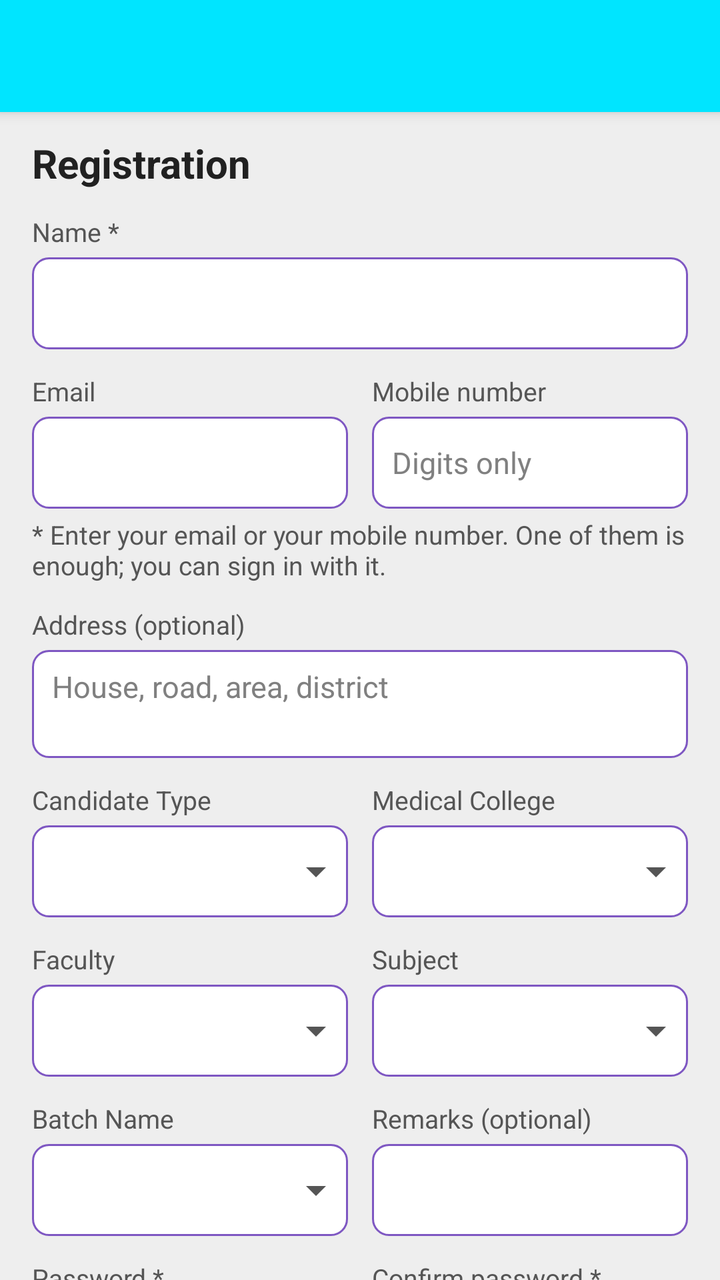
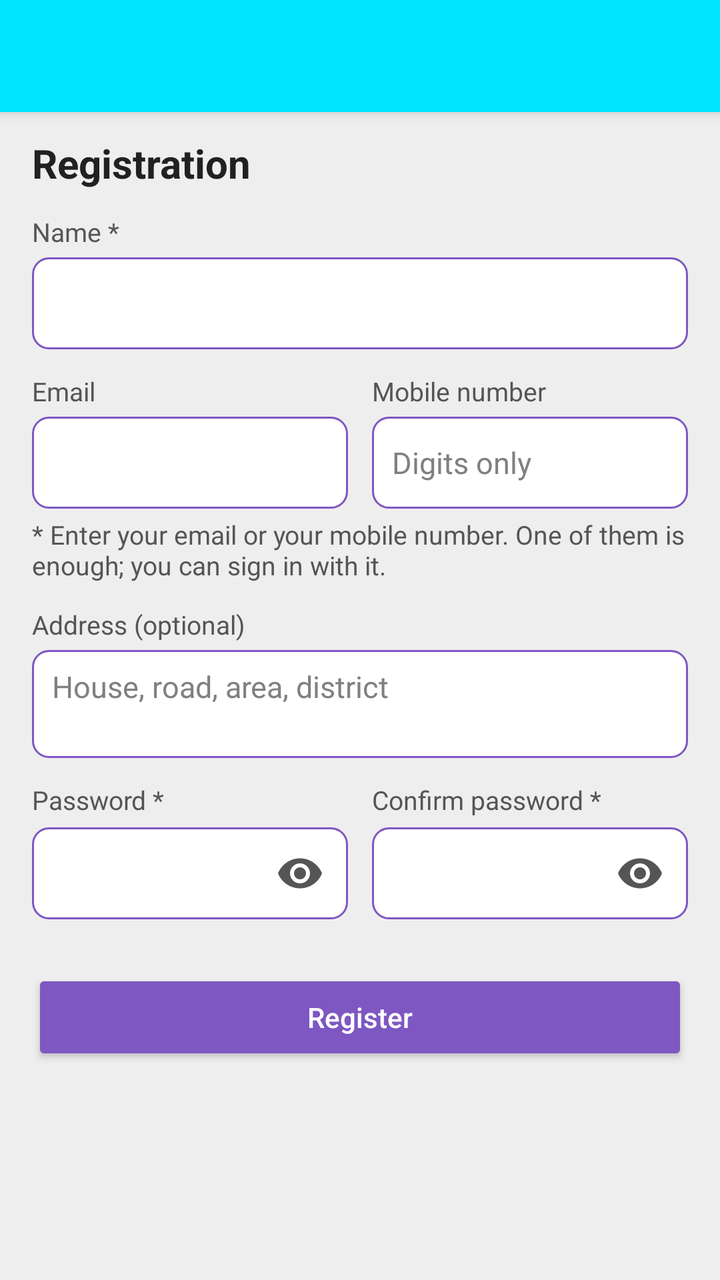

The first picture is an Android layout as it rendered before a commit; the second is the same layout after the commit. The layout source and the unified diff follow.
<!-- AndroidManifest.xml: activity theme AppTheme.Dark -->
<!-- res/layout/activity_sign_up.xml -->
<?xml version="1.0" encoding="utf-8"?>
<androidx.coordinatorlayout.widget.CoordinatorLayout xmlns:android="http://schemas.android.com/apk/res/android"
    xmlns:app="http://schemas.android.com/apk/res-auto"
    android:layout_width="match_parent"
    android:layout_height="match_parent"
    android:fitsSystemWindows="true">

    <com.google.android.material.appbar.AppBarLayout
        android:layout_width="match_parent"
        android:layout_height="wrap_content"
        android:theme="@style/AppTheme.AppBarOverlay">

        <androidx.appcompat.widget.Toolbar
            android:id="@+id/toolbar"
            android:layout_width="match_parent"
            android:layout_height="?attr/actionBarSize"
            android:background="?attr/colorPrimary"
            app:popupTheme="@style/AppTheme.PopupOverlay" />

    </com.google.android.material.appbar.AppBarLayout>

    <androidx.core.widget.NestedScrollView
        android:layout_width="match_parent"
        android:layout_height="match_parent"
        app:layout_behavior="@string/appbar_scrolling_view_behavior">

        <LinearLayout
            android:layout_width="match_parent"
            android:layout_height="wrap_content"
            android:focusable="true"
            android:focusableInTouchMode="true"
            android:orientation="vertical"
            android:paddingBottom="24dp"
            android:paddingLeft="16dp"
            android:paddingRight="16dp"
            android:paddingTop="12dp">

            <TextView
                android:layout_width="match_parent"
                android:layout_height="wrap_content"
                android:text="@string/lbl_registration"
                android:textColor="@color/text_color_primary"
                android:textSize="@dimen/text_size_large"
                android:textStyle="bold" />

            <TextView
                android:id="@+id/tvSignUpError"
                android:layout_width="match_parent"
                android:layout_height="wrap_content"
                android:layout_marginTop="8dp"
                android:gravity="center"
                android:textColor="@color/orange_red"
                android:textSize="@dimen/text_size_small"
                android:visibility="gone" />

            
            <TextView
                style="@style/FormLabel"
                android:text="@string/lbl_name_required" />

            <EditText
                android:id="@+id/input_name"
                style="@style/FormInput"
                android:inputType="textPersonName|textCapWords" />

            
            <LinearLayout
                android:layout_width="match_parent"
                android:layout_height="wrap_content"
                android:baselineAligned="false"
                android:orientation="horizontal">

                <LinearLayout style="@style/FormColumnStart">

                    <TextView
                        style="@style/FormLabel"
                        android:text="@string/lbl_email_or_mobile_email" />

                    <EditText
                        android:id="@+id/input_email"
                        style="@style/FormInput"
                        android:inputType="textEmailAddress" />
                </LinearLayout>

                <LinearLayout style="@style/FormColumnEnd">

                    <TextView
                        style="@style/FormLabel"
                        android:text="@string/lbl_email_or_mobile_mobile" />

                    <EditText
                        android:id="@+id/input_phone"
                        style="@style/FormInput"
                        android:digits="0123456789"
                        android:hint="@string/hint_digits_only"
                        android:inputType="number"
                        android:maxLength="15" />
                </LinearLayout>
            </LinearLayout>

            
            <TextView
                android:id="@+id/tvContactNote"
                android:layout_width="match_parent"
                android:layout_height="wrap_content"
                android:layout_marginTop="4dp"
                android:text="@string/lbl_email_or_mobile_note"
                android:textColor="@color/text_color_secondary"
                android:textSize="13sp" />

            
            <TextView
                style="@style/FormLabel"
                android:text="@string/lbl_address_optional" />

            <EditText
                android:id="@+id/input_address"
                style="@style/FormInput"
                android:gravity="top|start"
                android:hint="@string/hint_address"
                android:inputType="textPostalAddress|textMultiLine|textCapWords"
                android:maxLength="500"
                android:minLines="2" />

            
            <LinearLayout
                android:layout_width="match_parent"
                android:layout_height="wrap_content"
                android:baselineAligned="false"
                android:orientation="horizontal">

                <LinearLayout style="@style/FormColumnStart">

                    <TextView
                        style="@style/FormLabel"
                        android:text="@string/lbl_candidate_type" />

                    <FrameLayout style="@style/FormSpinnerBox">

                        <Spinner
                            android:id="@+id/spCategory"
                            style="@style/FormSpinner" />

                        <ImageView style="@style/FormSpinnerArrow" />
                    </FrameLayout>
                </LinearLayout>

                <LinearLayout style="@style/FormColumnEnd">

                    <TextView
                        style="@style/FormLabel"
                        android:text="@string/lbl_medical_college" />

                    <FrameLayout style="@style/FormSpinnerBox">

                        <Spinner
                            android:id="@+id/spMedicalCollege"
                            style="@style/FormSpinner" />

                        <ImageView style="@style/FormSpinnerArrow" />
                    </FrameLayout>
                </LinearLayout>
            </LinearLayout>

            
            <LinearLayout
                android:layout_width="match_parent"
                android:layout_height="wrap_content"
                android:baselineAligned="false"
                android:orientation="horizontal">

                <LinearLayout style="@style/FormColumnStart">

                    <TextView
                        style="@style/FormLabel"
                        android:text="@string/lbl_faculty" />

                    <FrameLayout style="@style/FormSpinnerBox">

                        <Spinner
                            android:id="@+id/spFaculty"
                            style="@style/FormSpinner" />

                        <ImageView style="@style/FormSpinnerArrow" />
                    </FrameLayout>
                </LinearLayout>

                <LinearLayout style="@style/FormColumnEnd">

                    <TextView
                        style="@style/FormLabel"
                        android:text="@string/lbl_subject" />

                    <FrameLayout style="@style/FormSpinnerBox">

                        <Spinner
                            android:id="@+id/spDepartment"
                            style="@style/FormSpinner" />

                        <ImageView style="@style/FormSpinnerArrow" />
                    </FrameLayout>
                </LinearLayout>
            </LinearLayout>

            
            <LinearLayout
                android:layout_width="match_parent"
                android:layout_height="wrap_content"
                android:baselineAligned="false"
                android:orientation="horizontal">

                <LinearLayout style="@style/FormColumnStart">

                    <TextView
                        style="@style/FormLabel"
                        android:text="@string/lbl_batch_name" />

                    <FrameLayout style="@style/FormSpinnerBox">

                        <Spinner
                            android:id="@+id/spBatch"
                            style="@style/FormSpinner" />

                        <ImageView style="@style/FormSpinnerArrow" />
                    </FrameLayout>
                </LinearLayout>

                <LinearLayout style="@style/FormColumnEnd">

                    <TextView
                        style="@style/FormLabel"
                        android:text="@string/lbl_remarks_optional" />

                    <EditText
                        android:id="@+id/input_remarks"
                        style="@style/FormInput"
                        android:inputType="textCapSentences" />
                </LinearLayout>
            </LinearLayout>

            
            <LinearLayout
                android:layout_width="match_parent"
                android:layout_height="wrap_content"
                android:baselineAligned="false"
                android:orientation="horizontal">

                <LinearLayout style="@style/FormColumnStart">

                    <TextView
                        style="@style/FormLabel"
                        android:text="@string/lbl_password_required" />

                    <com.google.android.material.textfield.TextInputLayout
                        android:layout_width="match_parent"
                        android:layout_height="wrap_content"
                        app:endIconMode="password_toggle"
                        app:endIconTint="@color/text_color_secondary"
                        app:hintEnabled="false">

                        <EditText
                            android:id="@+id/input_password"
                            style="@style/FormInput"
                            android:inputType="textPassword" />
                    </com.google.android.material.textfield.TextInputLayout>
                </LinearLayout>

                <LinearLayout style="@style/FormColumnEnd">

                    <TextView
                        style="@style/FormLabel"
                        android:text="@string/lbl_password_re_required" />

                    <com.google.android.material.textfield.TextInputLayout
                        android:layout_width="match_parent"
                        android:layout_height="wrap_content"
                        app:endIconMode="password_toggle"
                        app:endIconTint="@color/text_color_secondary"
                        app:hintEnabled="false">

                        <EditText
                            android:id="@+id/input_password_re"
                            style="@style/FormInput"
                            android:inputType="textPassword" />
                    </com.google.android.material.textfield.TextInputLayout>
                </LinearLayout>
            </LinearLayout>

            <androidx.appcompat.widget.AppCompatButton
                android:id="@+id/btnRegister"
                style="@style/buttonStyle"
                android:layout_width="match_parent"
                android:layout_height="wrap_content"
                android:layout_marginTop="24dp"
                android:padding="12dp"
                android:text="@string/btn_register" />

        </LinearLayout>
    </androidx.core.widget.NestedScrollView>
</androidx.coordinatorlayout.widget.CoordinatorLayout>
<!-- resources referenced by this layout -->
<resources>
  <color name="orange_red">#ff4500</color>
  <color name="text_color_primary">#212121</color>
  <color name="text_color_secondary">#555555</color>
  <dimen name="text_size_large">20sp</dimen>
  <dimen name="text_size_small">14sp</dimen>
  <string name="btn_register">Register</string>
  <string name="hint_address">House, road, area, district</string>
  <string name="hint_digits_only">Digits only</string>
  <string name="lbl_address_optional">Address (optional)</string>
  <string name="lbl_batch_name">Batch Name</string>
  <string name="lbl_candidate_type">Candidate Type</string>
  <string name="lbl_email_or_mobile_email">Email</string>
  <string name="lbl_email_or_mobile_mobile">Mobile number</string>
  <string name="lbl_email_or_mobile_note">* Enter your email or your mobile number. One of them is enough; you can sign in with it.</string>
  <string name="lbl_faculty">Faculty</string>
  <string name="lbl_medical_college">Medical College</string>
  <string name="lbl_name_required">Name *</string>
  <string name="lbl_password_re_required">Confirm password *</string>
  <string name="lbl_password_required">Password *</string>
  <string name="lbl_registration">Registration</string>
  <string name="lbl_remarks_optional">Remarks (optional)</string>
  <string name="lbl_subject">Subject</string>
  <style name="AppTheme.AppBarOverlay" parent="ThemeOverlay.AppCompat.Dark.ActionBar" />
  <style name="AppTheme.PopupOverlay" parent="ThemeOverlay.AppCompat.Light" />
  <style name="FormColumnEnd" parent="FormColumnStart">
          <item name="android:layout_marginRight">0dp</item>
          <item name="android:layout_marginLeft">6dp</item>
      </style>
  <style name="FormSpinner">
          <item name="android:layout_width">match_parent</item>
          <item name="android:layout_height">46dp</item>
          <item name="android:background">@android:color/transparent</item>
          <item name="android:paddingLeft">10dp</item>
          <item name="android:paddingRight">28dp</item>
          <item name="android:popupBackground">@color/white</item>
          <item name="android:spinnerMode">dropdown</item>
      </style>
  <style name="FormSpinnerArrow">
          <item name="android:layout_width">24dp</item>
          <item name="android:layout_height">24dp</item>
          <item name="android:layout_gravity">right|center_vertical</item>
          <item name="android:layout_marginRight">4dp</item>
          <item name="android:clickable">false</item>
          <item name="android:focusable">false</item>
          <item name="android:importantForAccessibility">no</item>
          <item name="android:src">@drawable/ic_arrow_drop_down</item>
      </style>
  <style name="FormSpinnerBox">
          <item name="android:layout_width">match_parent</item>
          <item name="android:layout_height">wrap_content</item>
          <item name="android:minHeight">46dp</item>
          <item name="android:background">@drawable/rounded_edittext</item>
      </style>
  <style name="buttonStyle">
          <item name="android:textColor">@color/white</item>
      </style>
  <color name="gray">#808080</color>
  <dimen name="text_size_small_ultra">13sp</dimen>
  <color name="white">#ffffff</color>
  <!-- drawable ic_arrow_drop_down (drawable) -->
  <?xml version="1.0" encoding="utf-8"?>
  <vector xmlns:android="http://schemas.android.com/apk/res/android"
      android:width="24dp"
      android:height="24dp"
      android:viewportWidth="24"
      android:viewportHeight="24">
      <path
          android:fillColor="#FF555555"
          android:pathData="M7,10l5,5 5,-5z" />
  </vector>
  <color name="primary">#00e5ff</color>
  <color name="primary_dark">#0079b5</color>
  <color name="colorAccent">@color/accent</color>
  <color name="background">#EEEEEE</color>
  <color name="secondary_dark">#4d2c91</color>
  <color name="secondary_light">#b085f5</color>
  <color name="secondary">#7e57c2</color>
  <dimen name="text_padding">8dp</dimen>
  <color name="accent">#FF4081</color>
  <!-- unchanged entries left out for length: 7 -->
</resources>

<!-- the commit's change to res/layout/activity_sign_up.xml (unified diff, before → after) -->
@@ -133,122 +133,6 @@
 
                     <TextView
                         style="@style/FormLabel"
-                        android:text="@string/lbl_candidate_type" />
-
-                    <FrameLayout style="@style/FormSpinnerBox">
-
-                        <Spinner
-                            android:id="@+id/spCategory"
-                            style="@style/FormSpinner" />
-
-                        <ImageView style="@style/FormSpinnerArrow" />
-                    </FrameLayout>
-                </LinearLayout>
-
-                <LinearLayout style="@style/FormColumnEnd">
-
-                    <TextView
-                        style="@style/FormLabel"
-                        android:text="@string/lbl_medical_college" />
-
-                    <FrameLayout style="@style/FormSpinnerBox">
-
-                        <Spinner
-                            android:id="@+id/spMedicalCollege"
-                            style="@style/FormSpinner" />
-
-                        <ImageView style="@style/FormSpinnerArrow" />
-                    </FrameLayout>
-                </LinearLayout>
-            </LinearLayout>
-
-            
-            <LinearLayout
-                android:layout_width="match_parent"
-                android:layout_height="wrap_content"
-                android:baselineAligned="false"
-                android:orientation="horizontal">
-
-                <LinearLayout style="@style/FormColumnStart">
-
-                    <TextView
-                        style="@style/FormLabel"
-                        android:text="@string/lbl_faculty" />
-
-                    <FrameLayout style="@style/FormSpinnerBox">
-
-                        <Spinner
-                            android:id="@+id/spFaculty"
-                            style="@style/FormSpinner" />
-
-                        <ImageView style="@style/FormSpinnerArrow" />
-                    </FrameLayout>
-                </LinearLayout>
-
-                <LinearLayout style="@style/FormColumnEnd">
-
-                    <TextView
-                        style="@style/FormLabel"
-                        android:text="@string/lbl_subject" />
-
-                    <FrameLayout style="@style/FormSpinnerBox">
-
-                        <Spinner
-                            android:id="@+id/spDepartment"
-                            style="@style/FormSpinner" />
-
-                        <ImageView style="@style/FormSpinnerArrow" />
-                    </FrameLayout>
-                </LinearLayout>
-            </LinearLayout>
-
-            
-            <LinearLayout
-                android:layout_width="match_parent"
-                android:layout_height="wrap_content"
-                android:baselineAligned="false"
-                android:orientation="horizontal">
-
-                <LinearLayout style="@style/FormColumnStart">
-
-                    <TextView
-                        style="@style/FormLabel"
-                        android:text="@string/lbl_batch_name" />
-
-                    <FrameLayout style="@style/FormSpinnerBox">
-
-                        <Spinner
-                            android:id="@+id/spBatch"
-                            style="@style/FormSpinner" />
-
-                        <ImageView style="@style/FormSpinnerArrow" />
-                    </FrameLayout>
-                </LinearLayout>
-
-                <LinearLayout style="@style/FormColumnEnd">
-
-                    <TextView
-                        style="@style/FormLabel"
-                        android:text="@string/lbl_remarks_optional" />
-
-                    <EditText
-                        android:id="@+id/input_remarks"
-                        style="@style/FormInput"
-                        android:inputType="textCapSentences" />
-                </LinearLayout>
-            </LinearLayout>
-
-            
-            <LinearLayout
-                android:layout_width="match_parent"
-                android:layout_height="wrap_content"
-                android:baselineAligned="false"
-                android:orientation="horizontal">
-
-                <LinearLayout style="@style/FormColumnStart">
-
-                    <TextView
-                        style="@style/FormLabel"
                         android:text="@string/lbl_password_required" />
 
                     <com.google.android.material.textfield.TextInputLayout
<!-- resource entries referenced after the edit -->
@@ -9,49 +9,18 @@
   <string name="hint_address">House, road, area, district</string>
   <string name="hint_digits_only">Digits only</string>
   <string name="lbl_address_optional">Address (optional)</string>
-  <string name="lbl_batch_name">Batch Name</string>
-  <string name="lbl_candidate_type">Candidate Type</string>
   <string name="lbl_email_or_mobile_email">Email</string>
   <string name="lbl_email_or_mobile_mobile">Mobile number</string>
   <string name="lbl_email_or_mobile_note">* Enter your email or your mobile number. One of them is enough; you can sign in with it.</string>
-  <string name="lbl_faculty">Faculty</string>
-  <string name="lbl_medical_college">Medical College</string>
   <string name="lbl_name_required">Name *</string>
   <string name="lbl_password_re_required">Confirm password *</string>
   <string name="lbl_password_required">Password *</string>
   <string name="lbl_registration">Registration</string>
-  <string name="lbl_remarks_optional">Remarks (optional)</string>
-  <string name="lbl_subject">Subject</string>
   <style name="AppTheme.AppBarOverlay" parent="ThemeOverlay.AppCompat.Dark.ActionBar" />
   <style name="AppTheme.PopupOverlay" parent="ThemeOverlay.AppCompat.Light" />
   <style name="FormColumnEnd" parent="FormColumnStart">
           <item name="android:layout_marginRight">0dp</item>
           <item name="android:layout_marginLeft">6dp</item>
-      </style>
-  <style name="FormSpinner">
-          <item name="android:layout_width">match_parent</item>
-          <item name="android:layout_height">46dp</item>
-          <item name="android:background">@android:color/transparent</item>
-          <item name="android:paddingLeft">10dp</item>
-          <item name="android:paddingRight">28dp</item>
-          <item name="android:popupBackground">@color/white</item>
-          <item name="android:spinnerMode">dropdown</item>
-      </style>
-  <style name="FormSpinnerArrow">
-          <item name="android:layout_width">24dp</item>
-          <item name="android:layout_height">24dp</item>
-          <item name="android:layout_gravity">right|center_vertical</item>
-          <item name="android:layout_marginRight">4dp</item>
-          <item name="android:clickable">false</item>
-          <item name="android:focusable">false</item>
-          <item name="android:importantForAccessibility">no</item>
-          <item name="android:src">@drawable/ic_arrow_drop_down</item>
-      </style>
-  <style name="FormSpinnerBox">
-          <item name="android:layout_width">match_parent</item>
-          <item name="android:layout_height">wrap_content</item>
-          <item name="android:minHeight">46dp</item>
-          <item name="android:background">@drawable/rounded_edittext</item>
       </style>
   <style name="buttonStyle">
           <item name="android:textColor">@color/white</item>
@@ -59,17 +28,6 @@
   <color name="gray">#808080</color>
   <dimen name="text_size_small_ultra">13sp</dimen>
   <color name="white">#ffffff</color>
-  <!-- drawable ic_arrow_drop_down (drawable) -->
-  <?xml version="1.0" encoding="utf-8"?>
-  <vector xmlns:android="http://schemas.android.com/apk/res/android"
-      android:width="24dp"
-      android:height="24dp"
-      android:viewportWidth="24"
-      android:viewportHeight="24">
-      <path
-          android:fillColor="#FF555555"
-          android:pathData="M7,10l5,5 5,-5z" />
-  </vector>
   <color name="primary">#00e5ff</color>
   <color name="primary_dark">#0079b5</color>
   <color name="colorAccent">@color/accent</color>
